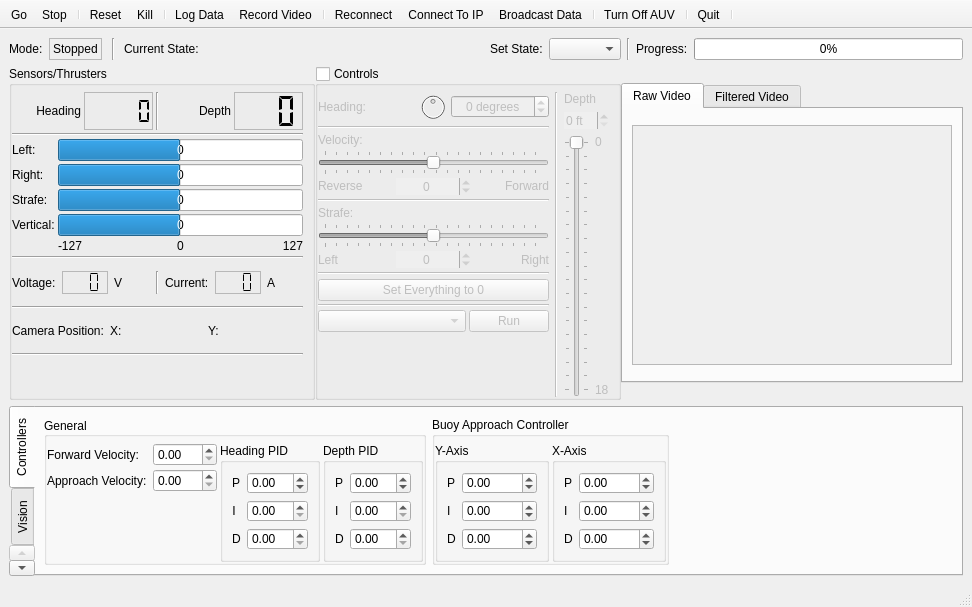
This is dashboard/dashboard.ui in mtboswell/mtboswell-auvc2 as Qt 5 draws it before an edit. The edited form follows.
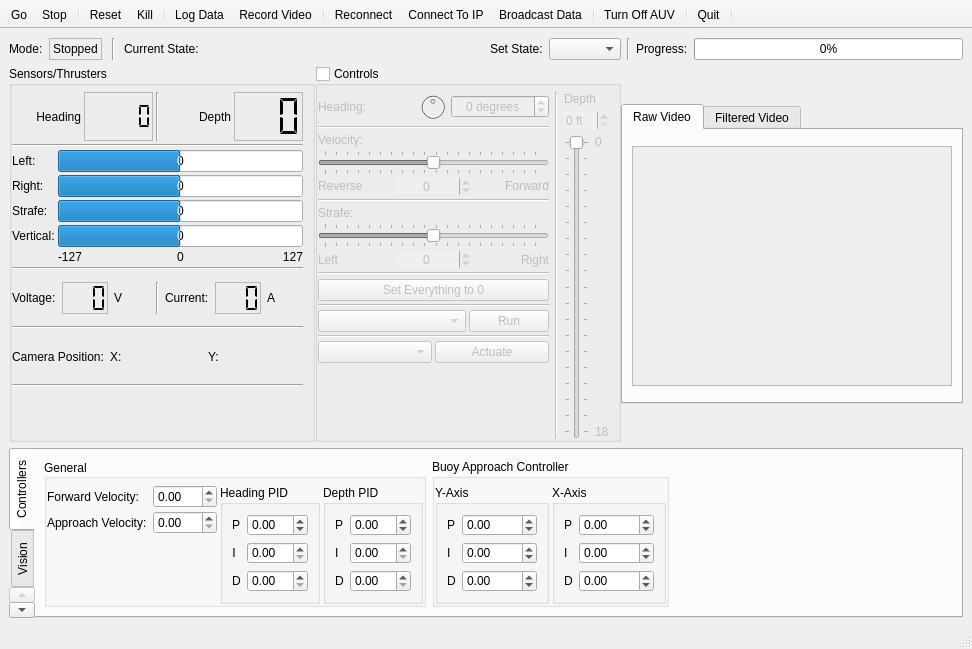
This is the edited form. Icons and pictures are not drawn.

Commit message: Updated Brain state output; Fixed dashboard interface; added mechs interface;

```diff
--- a/dashboard/dashboard.ui
+++ b/dashboard/dashboard.ui
@@ -8,7 +8,7 @@
     <x>0</x>
     <y>0</y>
     <width>972</width>
-    <height>607</height>
+    <height>649</height>
    </rect>
   </property>
   <property name="sizePolicy">
@@ -1090,6 +1090,27 @@
              </item>
             </layout>
            </item>
+           <item>
+            <widget class="Line" name="line_14">
+             <property name="orientation">
+              <enum>Qt::Horizontal</enum>
+             </property>
+            </widget>
+           </item>
+           <item>
+            <layout class="QHBoxLayout" name="horizontalLayout_11">
+             <item>
+              <widget class="QComboBox" name="mechsComboBox"/>
+             </item>
+             <item>
+              <widget class="QPushButton" name="actuateMechPushButton">
+               <property name="text">
+                <string>Actuate</string>
+               </property>
+              </widget>
+             </item>
+            </layout>
+           </item>
            <item>
             <spacer name="verticalSpacer">
              <property name="orientation">
```
Left out of the diff: 152 changed lines with no effect on the pictures. The commit also changes 21 other files.
